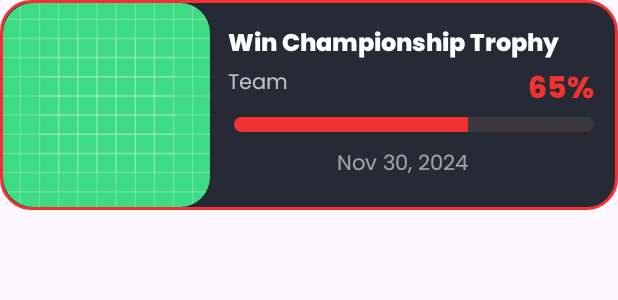
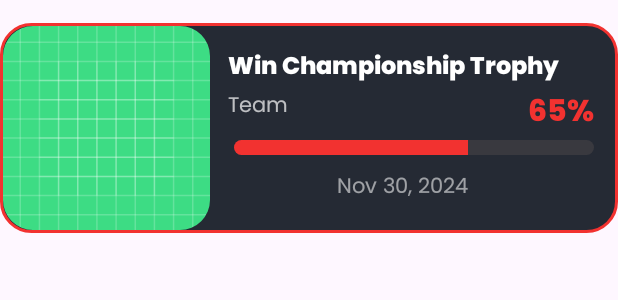
Before and after one commit to DanielMamytov/SuperGoal, an Android app: the layout goal_item.xml on its own in the app's theme, with its tools: preview values and no code run, on a phone screen of 412 x 824 dp. Shown: the top 300 px of the screen. Run offline under Robolectric (Android 15) with nearby library versions, the phone set to English and light mode, and no system bars.

Commit message:
design of squares

```diff
--- a/app/src/main/res/layout/fragment_add_goal.xml
+++ b/app/src/main/res/layout/fragment_add_goal.xml
@@ -4,6 +4,7 @@
     xmlns:tools="http://schemas.android.com/tools"
     android:layout_width="match_parent"
     android:layout_height="match_parent"
+    xmlns:app="http://schemas.android.com/apk/res-auto"
     android:background="@drawable/add_goal_bg"
     android:fillViewport="true"
     android:paddingTop="20dp"
@@ -51,18 +52,18 @@
                 android:translationZ="12dp">
 
 
-                <ImageView
+                <com.google.android.material.imageview.ShapeableImageView
                     android:id="@+id/photo_preview"
                     android:layout_width="96dp"
                     android:layout_height="96dp"
                     android:layout_gravity="center"
+                    app:shapeAppearanceOverlay="@style/CircleImageView"
                     android:background="@drawable/bg_circle_fill"
                     android:contentDescription="@string/add_goal_photo_content_description"
                     android:scaleType="centerCrop" />
 
                 <ImageView
                     android:id="@+id/photo_placeholder"
-
                     android:layout_width="46dp"
                     android:layout_height="46dp"
                     android:layout_gravity="center"
--- a/app/src/main/res/layout/goal_item.xml
+++ b/app/src/main/res/layout/goal_item.xml
@@ -3,6 +3,7 @@
     xmlns:app="http://schemas.android.com/apk/res-auto"
     android:layout_width="match_parent"
     android:layout_height="140dp"
+    android:layout_marginTop="15dp"
     xmlns:tools="http://schemas.android.com/tools"
     android:background="@drawable/bg_goal_item"
     android:paddingEnd="16dp">
```
